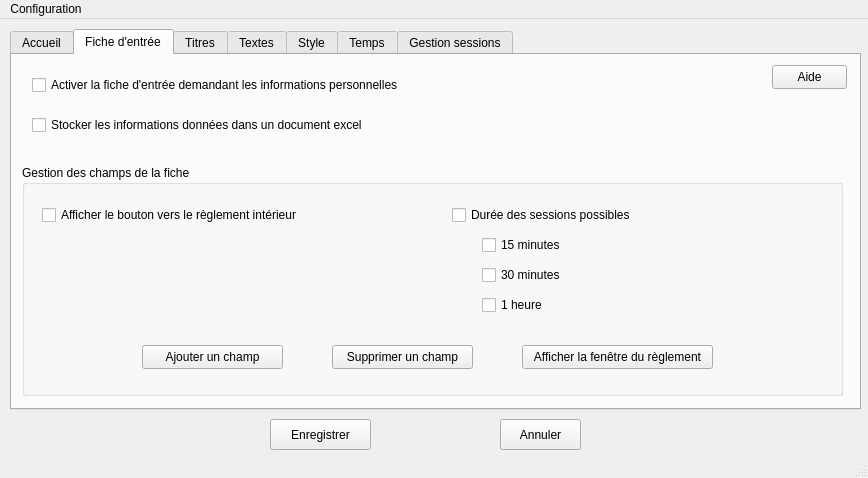
This is configuration.ui in impli-osx/session_manager as Qt 5 draws it before an edit. The edited form follows.
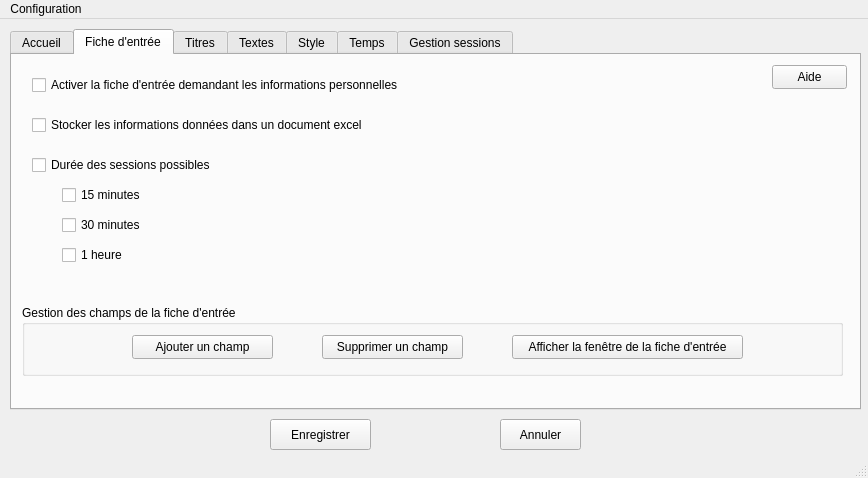
This is the edited form. The open tabs and pages were chosen to show the change.

Diff of the .ui file:
```diff
--- a/configuration.ui
+++ b/configuration.ui
@@ -156,19 +156,19 @@
       <property name="geometry">
        <rect>
         <x>10</x>
-        <y>110</y>
+        <y>250</y>
         <width>821</width>
-        <height>231</height>
+        <height>71</height>
        </rect>
       </property>
       <property name="title">
-       <string>Gestion des champs de la fiche</string>
+       <string>Gestion des champs de la fiche d'entrée</string>
       </property>
       <widget class="QPushButton" name="ajouter_champ">
        <property name="geometry">
         <rect>
-         <x>120</x>
-         <y>180</y>
+         <x>110</x>
+         <y>30</y>
          <width>141</width>
          <height>24</height>
         </rect>
@@ -180,8 +180,8 @@
       <widget class="QPushButton" name="supprimer_champ">
        <property name="geometry">
         <rect>
-         <x>310</x>
-         <y>180</y>
+         <x>300</x>
+         <y>30</y>
          <width>141</width>
          <height>24</height>
         </rect>
@@ -190,37 +190,51 @@
         <string>Supprimer un champ</string>
        </property>
       </widget>
-      <widget class="QCheckBox" name="fiche_reglement">
-       <property name="geometry">
-        <rect>
-         <x>20</x>
-         <y>40</y>
-         <width>371</width>
-         <height>20</height>
-        </rect>
-       </property>
-       <property name="text">
-        <string>Afficher le bouton vers le règlement intérieur</string>
-       </property>
-      </widget>
       <widget class="QPushButton" name="fiche_afficher">
        <property name="geometry">
         <rect>
-         <x>500</x>
-         <y>180</y>
-         <width>191</width>
+         <x>490</x>
+         <y>30</y>
+         <width>231</width>
          <height>24</height>
         </rect>
        </property>
        <property name="text">
-        <string>Afficher la fenêtre du règlement</string>
+        <string>Afficher la fenêtre de la fiche d'entrée</string>
+       </property>
+      </widget>
+     </widget>
+     <widget class="QPushButton" name="aide_fiche">
+      <property name="geometry">
+       <rect>
+        <x>760</x>
+        <y>10</y>
+        <width>75</width>
+        <height>24</height>
+       </rect>
+      </property>
+      <property name="text">
+       <string>Aide</string>
+      </property>
+     </widget>
+     <widget class="QCheckBox" name="fiche_1h">
+      <property name="geometry">
+       <rect>
+        <x>50</x>
+        <y>190</y>
+        <width>75</width>
+        <height>20</height>
+       </rect>
+      </property>
+      <property name="text">
+       <string>1 heure</string>
        </property>
       </widget>
       <widget class="QCheckBox" name="fiche_duree_session">
        <property name="geometry">
         <rect>
-         <x>430</x>
-         <y>40</y>
+        <x>20</x>
+        <y>100</y>
          <width>341</width>
          <height>20</height>
         </rect>
@@ -232,8 +246,8 @@
       <widget class="QCheckBox" name="fiche_15min">
        <property name="geometry">
         <rect>
-         <x>460</x>
-         <y>70</y>
+        <x>50</x>
+        <y>130</y>
          <width>221</width>
          <height>20</height>
         </rect>
@@ -245,41 +259,14 @@
       <widget class="QCheckBox" name="fiche_30min">
        <property name="geometry">
         <rect>
-         <x>460</x>
-         <y>100</y>
+        <x>50</x>
+        <y>160</y>
          <width>181</width>
          <height>20</height>
         </rect>
        </property>
        <property name="text">
         <string>30 minutes</string>
-       </property>
-      </widget>
-      <widget class="QCheckBox" name="fiche_1h">
-       <property name="geometry">
-        <rect>
-         <x>460</x>
-         <y>130</y>
-         <width>75</width>
-         <height>20</height>
-        </rect>
-       </property>
-       <property name="text">
-        <string>1 heure</string>
-       </property>
-      </widget>
-     </widget>
-     <widget class="QPushButton" name="aide_fiche">
-      <property name="geometry">
-       <rect>
-        <x>760</x>
-        <y>10</y>
-        <width>75</width>
-        <height>24</height>
-       </rect>
-      </property>
-      <property name="text">
-       <string>Aide</string>
       </property>
      </widget>
     </widget>
```
Left out of the diff: 2 changed lines with no effect on the pictures. Lines whose indentation alone changed are shown as unchanged.
